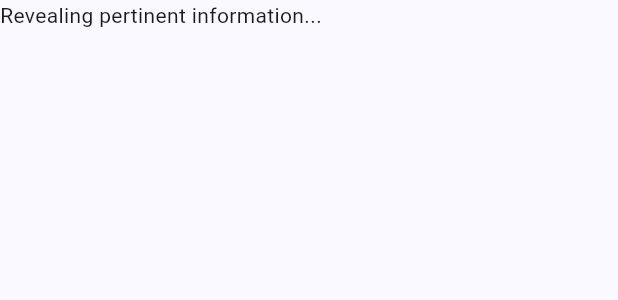
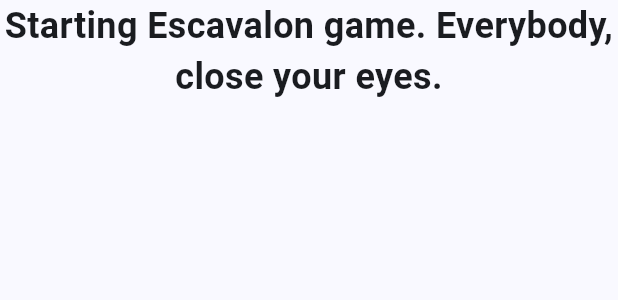
Before and after one commit to azurerazor/pt-poosd, a Flutter app: the _GamePageContent widget shown alone on an empty page, opened directly, on a phone screen of 412 x 824 dp. Shown: the top 300 px of the screen. Run offline on Flutter 3.47's test engine with Material 3 defaults, Android fonts, the phone set to English and light mode, and no system bars; our stand-ins replace flutter_secure_storage, flutter_tts, loading_indicator; accounts and stored records are empty.

Commit message:
added running the night phase

```diff
--- a/mobile/lib/escavalon_material.dart
+++ b/mobile/lib/escavalon_material.dart
@@ -106,10 +106,102 @@ class EscavalonButton extends StatelessWidget {
   }
 }
 
-// String buildEvilScript(bool? includesOberon, bool? includesMordred) {
-//   String result = "All Minions of Mordred, ";
-// }
 
-String getIntroScript() {
-  return "Everybody, close your eyes.";
+// Night Script
+enum NightPhase {
+  start,
+  evil,
+  merlin,
+  percival,
+  end,
 }
+
+List<(NightPhase, String, int)> getNightScript(int numEvil, bool? includesMerlin, bool? includesPercival, bool? includesOberon, bool? includesMordred) {
+  List<(NightPhase, String, int)> result = [];
+
+  result.add((NightPhase.start, "Starting Escavalon game. Everybody, close your eyes.", 2));
+
+  result.addAll(
+    _getEvilScript(numEvil, includesOberon)
+  );
+
+  if (includesMerlin == true) {
+    result.addAll(
+      _getMerlinScript(numEvil, includesMordred)
+    );
+  }
+
+  if (includesPercival == true) {
+    result.addAll(
+      _getPercivalScript()
+    );
+  }
+
+  result.add((NightPhase.end, "Everybody, open your eyes. The night is over. Good luck on your quests!", 2));
+
+  return result;
+
+}
+
+List<(NightPhase, String, int)> _getEvilScript(int numEvil, bool? includesOberon) {
+  String firstPart = "All Minions of Mordred, ";
+
+  if (includesOberon == true) {
+    firstPart += "excluding Oberon, ";
+  }
+
+  firstPart += "open your eyes, raise your hands, and look for each other. ";
+
+  numEvil -= 1; // they don't see themselves
+  if (includesOberon == true) {
+    numEvil -= 1; // they don't see Oberon
+  }
+
+  if (numEvil == 0) {
+    firstPart += "You should see no players with their hands raised. ";
+  } else if (numEvil == 1) {
+    firstPart += "You should see $numEvil player with their hand raised. ";
+  } else if (numEvil > 1) {
+    firstPart += "You should see $numEvil players with their hands raised. ";
+  }
+
+  List<(NightPhase, String, int)> result = [
+    (NightPhase.evil, firstPart, 8),
+    (NightPhase.evil, "All Minions of Mordred, close your eyes and put your hands down.", 3)
+  ];
+  return result;
+}
+
+List <(NightPhase, String, int)> _getMerlinScript(int numEvil, bool? includesMordred) {
+  String firstPart = "Merlin, open your eyes. All Minions of Mordred, ";
+
+  if (includesMordred == true) {
+    firstPart += "except Mordred himself, ";
+  }
+
+  firstPart += "keep your eyes closed and raise your hands. ";
+
+  if (includesMordred == true) {
+    numEvil -= 1;
+  }
+
+  if (numEvil == 1) {
+    firstPart += "Merlin, you should see $numEvil player with their hand raised. ";
+  } else if (numEvil > 1) {
+    firstPart += "Merlin, you should see $numEvil players with their hands raised. ";
+  }
+
+  List<(NightPhase, String, int)> result = [
+    (NightPhase.merlin, firstPart, 8),
+    (NightPhase.merlin, "Merlin, close your eyes. All Minions of Mordred, put your hands down.", 3),
+  ];
+  return result;
+}
+
+List<(NightPhase, String, int)> _getPercivalScript() {
+  List<(NightPhase, String, int)> result = [
+    (NightPhase.percival, "Percival, open your eyes. Merlin and Morgana, keep your eyes closed and raise your hands. Percival, you should see 2 players with their hands raised.", 8),
+    (NightPhase.percival, "Percival, close your eyes. Merlin and Morgana, put your hands down. ", 3),
+  ];
+  return result;
+}
--- a/mobile/lib/game.dart
+++ b/mobile/lib/game.dart
@@ -1,8 +1,9 @@
-import 'dart:convert';
-import 'dart:io';
+// import 'dart:convert';
+// import 'dart:io';
 
 import 'package:flutter_secure_storage/flutter_secure_storage.dart';
 import 'package:flutter/material.dart';
+import 'package:flutter_tts/flutter_tts.dart';
 import 'package:mobile/escavalon_material.dart';
 
 enum Team { good, evil, }
@@ -72,18 +73,35 @@ class _GamePageContentState extends State<_GamePageContent> {
   List<Team?> questResults = List<Team?>.generate(5, (int idx) => null, growable: false);
 
   Future<bool>? _gameSavedSuccessfully;
-  bool _gameSaved = false;
+  final bool _gameSaved = false; // TODO: make this less of a mess
+
+  FlutterTts flutterTts = FlutterTts();
+
+  @override
+  void initState() {
+    super.initState();
+    flutterTts.setLanguage("en-US");
+    flutterTts.setSpeechRate(0.5);
+    flutterTts.setVolume(1.0);
+  }
 
   @override
   Widget build(BuildContext context) {
     switch (gamePhase) {
       case 0:
-        return _Night(updateGamePhase: (newPhase) => setState(() {
-          gamePhase = newPhase;
-        }));
+        return Builder(
+          builder: (context) => _Night(
+            // TODO: stop exception happenning at end of night
+            updateGamePhase: (newPhase) => setState(() {
+              gamePhase = newPhase;
+            }),
+            flutterTts: flutterTts,
+          )
+        );
       case 1:
         return Text("Questing...");
       case 2:
+        // evil already won -- they don't need to try to assassinate Merlin
         if (numVictories[Team.evil] == 3) {
           setState(() {
             gamePhase = 3;
@@ -109,7 +127,9 @@ class _GamePageContentState extends State<_GamePageContent> {
     // TODO: run quest and return results
   }
 
+  // not yet tested
   Widget endGame(BuildContext context) {
+    // if user is logged in, we can try to save the game
     if (globalToken != null) {
       _gameSavedSuccessfully = trySave();
     }
@@ -240,8 +260,11 @@ class _GamePageContentState extends State<_GamePageContent> {
 
 class _Night extends StatefulWidget {
   final Function(int) updateGamePhase;
+  final FlutterTts flutterTts;
+
   const _Night({
     required this.updateGamePhase,
+    required this.flutterTts,
   });
 
   @override
@@ -249,27 +272,61 @@ class _Night extends StatefulWidget {
 }
 
 class _NightState extends State<_Night> {
-  int nightPhase = 0; // 0: evil, 1: merlin, 2: percival
+  int scriptIdx = 0;
+  NightPhase nightPhase = NightPhase.start;
+  List<(NightPhase, String, int)>? script;
+
+  @override
+  void initState() {
+    super.initState();
+    widget.flutterTts.setCompletionHandler(() {
+      updateIndex();
+    });
+
+    script = getNightScript(
+      numEvil[globalNumPlayers] ?? 2,
+      globalRolesSelected["Merlin"],
+      globalRolesSelected["Percival"],
+      globalRolesSelected["Oberon"],
+      globalRolesSelected["Mordred"],
+    );
+  }
 
   @override
   Widget build(BuildContext context) {
-    switch (nightPhase) {
-      case 0: // TODO: reveal evil roles to eachother (check for Oberon)
-
-
-        setState(() {
-          nightPhase = 1;
-        });
-      case 1: // TODO: reveal evil roles to Merlin (check for Mordred)
-
-
-      case 2: // TODO: reveal Merlin/Morgana to Percival
-
-      default:
-        throw ErrorDescription("Invalid night phase: $nightPhase");
+    if (scriptIdx == script!.length) {
+      widget.updateGamePhase(1);
+      return Text(
+        "Night phase complete. Good luck on your quests!",
+        style: TextStyle(
+          fontSize: 24,
+          fontWeight: FontWeight.bold,
+        ),
+        textAlign: TextAlign.center,
+      );
     }
 
-    return Text("Revealing pertinent information...");
+    speak(script![scriptIdx].$2);
+    return Text(
+      script![scriptIdx].$2,
+      style: TextStyle(
+        fontSize: 24,
+        fontWeight: FontWeight.bold,
+      ),
+      textAlign: TextAlign.center,
+    );
+  }
+
+  Future<void> speak(String text) async {
+    await widget.flutterTts.speak(text);
+  }
+
+  Future<void> updateIndex() async {
+    await Future.delayed(Duration(seconds: script![scriptIdx].$3));
+
+    setState(() {
+      scriptIdx++;
+    });
   }
 
 }
```
